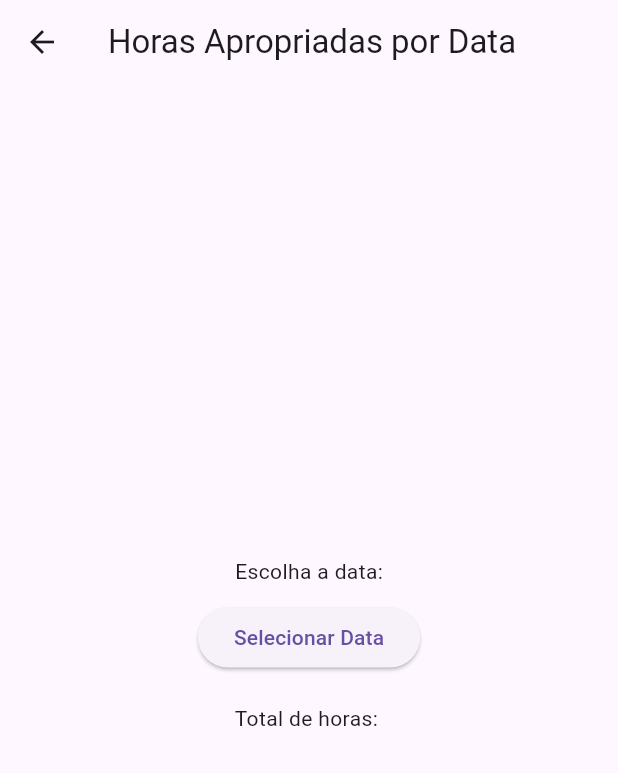
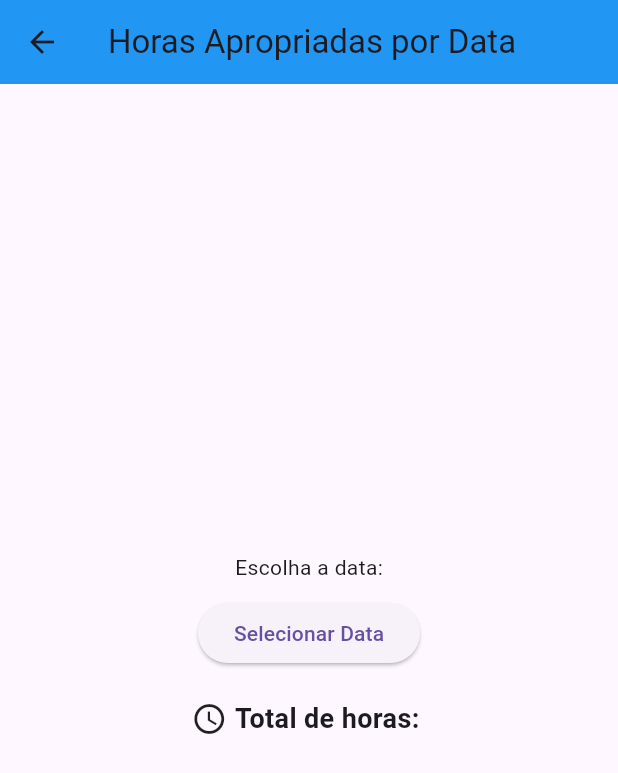
Before and after one commit to PUC-desenvolvimento-moveis/ponto-digital-app, a Flutter app: the AppDrawer widget shown alone on an empty page, opened directly with empty values, after a tap on "Horas Apropriadas por Data", on a phone screen of 412 x 824 dp. Shown: the top 773 px of the screen. Run offline on Flutter 3.47's test engine with Material 3 defaults, Android fonts, the phone set to English and light mode, and no system bars; our stand-ins replace shared_preferences, timer_builder; accounts and stored records are empty; network calls fail.

Commit message:
Algumas mudancas no front-end

```diff
--- a/lib/pages/nav.dart
+++ b/lib/pages/nav.dart
@@ -3,17 +3,15 @@ import 'package:shared_preferences/shared_preferences.dart';
 import 'home.dart';
 import 'register.dart';
 import 'package:http/http.dart' as http;
-import 'dart:convert';  // Para trabalhar com JSO
+import 'dart:convert'; // Para trabalhar com JSO
 import 'total_horas_por_data.dart';
 import 'total_horas.dart';
 import 'total_horas_por_periodo.dart';
-
 
 class AppDrawer extends StatelessWidget {
   final String email;
 
   const AppDrawer({Key? key, required this.email}) : super(key: key);
-
   @override
   Widget build(BuildContext context) {
     return Drawer(
@@ -24,11 +22,14 @@ class AppDrawer extends StatelessWidget {
             decoration: BoxDecoration(
               color: Colors.blue,
             ),
-            child: Text(
-              'Menu',
-              style: TextStyle(
-                color: Colors.white,
-                fontSize: 24,
+            child: Container(
+              alignment: Alignment.centerLeft, // Alinha o texto à esquerda
+              child: Text(
+                'Menu',
+                style: TextStyle(
+                  color: Colors.white,
+                  fontSize: 24,
+                ),
               ),
             ),
           ),
@@ -39,7 +40,8 @@ class AppDrawer extends StatelessWidget {
               Navigator.push(
                 context,
                 MaterialPageRoute(
-                  builder: (context) => HorasApropriadasPorPeriodoPage(email: email),
+                  builder: (context) =>
+                      HorasApropriadasPorPeriodoPage(email: email),
                 ),
               );
             },
@@ -51,7 +53,8 @@ class AppDrawer extends StatelessWidget {
               Navigator.push(
                 context,
                 MaterialPageRoute(
-                  builder: (context) => HorasApropriadasPorDataPage(email: email),
+                  builder: (context) =>
+                      HorasApropriadasPorDataPage(email: email),
                 ),
               );
             },
--- a/lib/pages/total_horas_por_data.dart
+++ b/lib/pages/total_horas_por_data.dart
@@ -1,5 +1,4 @@
 import 'package:flutter/material.dart';
-import 'package:timer_builder/timer_builder.dart';
 import 'package:intl/intl.dart';
 import 'package:shared_preferences/shared_preferences.dart';
 import 'package:http/http.dart' as http;
@@ -44,7 +43,7 @@ class _HorasApropriadasPorDataPageState
 
   Future<String> _getTotalHoras() async {
     if (_dataSelecionada.isEmpty)
-      return '00:00:00'; // Evita chamadas desnecessárias
+      return '00:00'; // Evita chamadas desnecessárias
     SharedPreferences prefs = await SharedPreferences.getInstance();
     String? token = prefs.getString('authToken');
     final headers = {
@@ -60,7 +59,13 @@ class _HorasApropriadasPorDataPageState
         headers: headers);
     final data = jsonDecode(response.body);
     print(data);
-    return data['total_horas_trabalhadas'];
+
+    // Formata a string para exibir apenas horas e minutos
+    String totalHoras = data['total_horas_trabalhadas'];
+    List<String> partes = totalHoras.split(':');
+    String horasEMinutos = '${partes[0]}:${partes[1]}';
+
+    return horasEMinutos;
   }
 
   Future<List<dynamic>> _getListaApropriacoesByData() async {
@@ -81,7 +86,7 @@ class _HorasApropriadasPorDataPageState
     final data = jsonDecode(response.body);
     print(data);
 
-       List<dynamic> apropriacoes = [];
+    List<dynamic> apropriacoes = [];
     if (data['lista_de_apropriacao'] is Map) {
       // Se a lista de apropriações for um objeto, transforma em uma lista
       apropriacoes = data['lista_de_apropriacao'].values.toList();
@@ -115,6 +120,7 @@ class _HorasApropriadasPorDataPageState
     return Scaffold(
       appBar: AppBar(
         title: Text('Horas Apropriadas por Data'),
+        backgroundColor: Colors.blue,
       ),
       body: Center(
         child: Column(
@@ -151,7 +157,20 @@ class _HorasApropriadasPorDataPageState
                 } else if (snapshot.hasError) {
                   return Text('Erro ao buscar total de horas');
                 } else {
-                  return Text('Total de horas: ${snapshot.data}');
+                  return Row(
+                    mainAxisAlignment: MainAxisAlignment.center,
+                    children: [
+                      Icon(Icons.access_time), // Ícone de relógio
+                      SizedBox(width: 5),
+                      Text(
+                        'Total de horas: ${snapshot.data}',
+                        style: TextStyle(
+                          fontSize: 18,
+                          fontWeight: FontWeight.bold,
+                        ),
+                      ),
+                    ],
+                  );
                 }
               },
             ),
@@ -181,7 +200,6 @@ class _HorasApropriadasPorDataPageState
                                   'Data inicial: ${apropriacao['data_hora_inicial']}'),
                               Text(
                                   'Data final: ${apropriacao['data_hora_final']}'),
-                              Text('Tipo: ${apropriacao['tipo']}'),
                             ],
                           ),
                         ),
```
Also changed, not shown: lib/pages/total_horas.dart (+69 -17 lines), lib/pages/total_horas_por_periodo.dart (+32 -10 lines).
